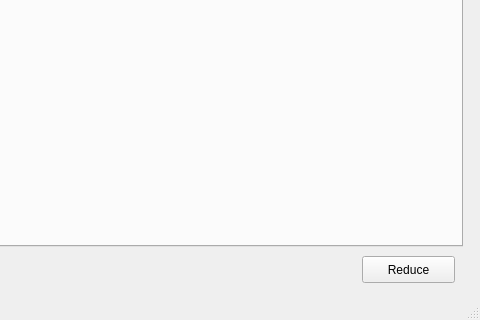
The window that Code/Mantid/PythonAPI/scripts/Interface/ui/reduction_main.ui (mantidproject/mantid) describes before a commit, drawn with Qt 5; both pictures show x 388 to 868 and y 453 to 773 of the 868 by 773 pixel window.
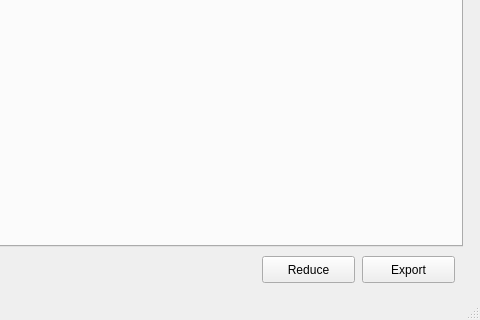
The same window after the commit.

What changed in the file:
```diff
--- a/Code/Mantid/PythonAPI/scripts/Interface/ui/reduction_main.ui
+++ b/Code/Mantid/PythonAPI/scripts/Interface/ui/reduction_main.ui
@@ -55,7 +55,7 @@
    <widget class="QPushButton" name="reduce_button">
     <property name="geometry">
      <rect>
-      <x>750</x>
+      <x>650</x>
       <y>690</y>
       <width>93</width>
       <height>27</height>
@@ -65,6 +65,19 @@
      <string>Reduce</string>
     </property>
    </widget>
+   <widget class="QPushButton" name="export_button">
+    <property name="geometry">
+     <rect>
+      <x>750</x>
+      <y>690</y>
+      <width>93</width>
+      <height>27</height>
+     </rect>
+    </property>
+    <property name="text">
+     <string>Export</string>
+    </property>
+   </widget>
   </widget>
   <widget class="QMenuBar" name="menubar">
    <property name="geometry">
```
Left out of the diff: 19 changed lines with no effect on the pictures.
